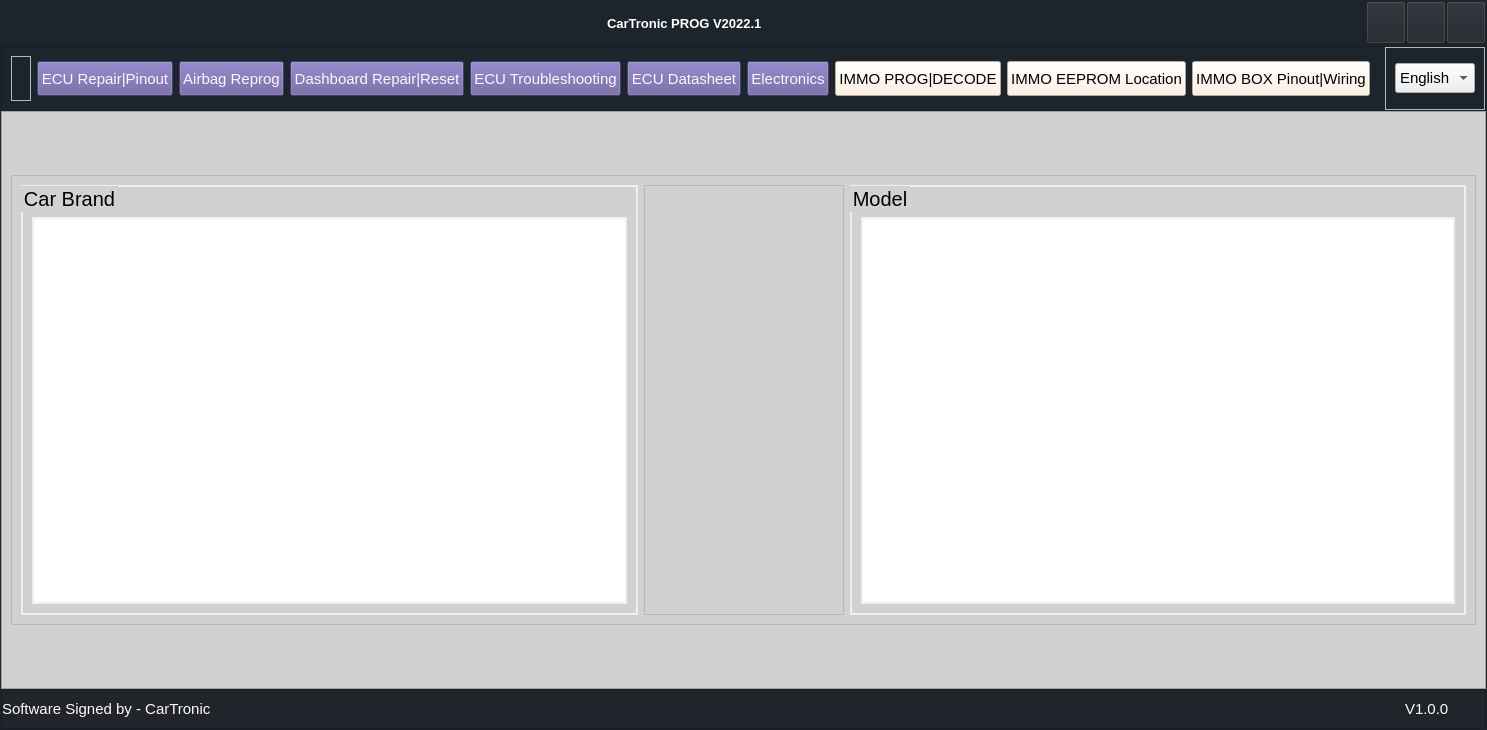
HanslettTheDev/Book_Store_pyqt5, file base.ui: the form before one commit.
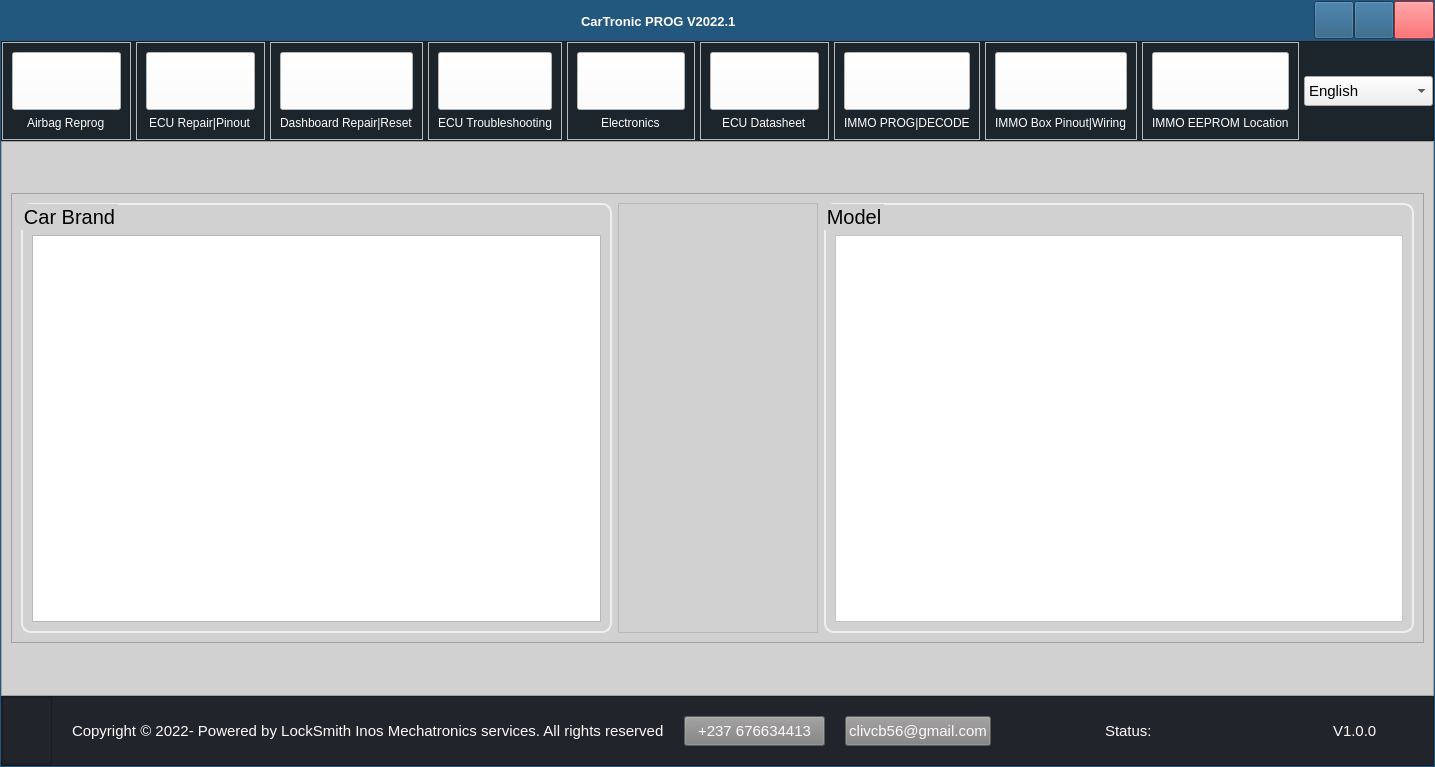
The form after the commit. Icons and pictures are not drawn.

```diff
--- a/base.ui
+++ b/base.ui
@@ -6,8 +6,8 @@
    <rect>
     <x>0</x>
     <y>0</y>
-    <width>1399</width>
-    <height>730</height>
+    <width>1435</width>
+    <height>767</height>
    </rect>
   </property>
   <property name="windowTitle">
@@ -40,7 +40,7 @@
       </property>
       <property name="styleSheet">
        <string notr="true">#frame_main {
-border: 1px solid #1c242c;
+border: 1px solid #22577E;
 }</string>
       </property>
       <property name="frameShape">
@@ -70,12 +70,12 @@
          <property name="maximumSize">
           <size>
            <width>16777215</width>
-           <height>45</height>
+           <height>40</height>
           </size>
          </property>
          <property name="styleSheet">
-          <string notr="true">background: #041C32;
-</string>
+          <string notr="true">background-color: #4D77FF;
+color: white;</string>
          </property>
          <property name="frameShape">
           <enum>QFrame::NoFrame</enum>
@@ -110,11 +110,11 @@
             <property name="maximumSize">
              <size>
               <width>16777215</width>
-              <height>50</height>
+              <height>40</height>
              </size>
             </property>
             <property name="styleSheet">
-             <string notr="true">background-color: rgba(33, 37, 43, 150);</string>
+             <string notr="true">background-color: #22577E;</string>
             </property>
             <property name="frameShape">
              <enum>QFrame::NoFrame</enum>
@@ -147,8 +147,7 @@
                 </size>
                </property>
                <property name="styleSheet">
-                <string notr="true">color:white;
-</string>
+                <string notr="true"/>
                </property>
                <property name="frameShape">
                 <enum>QFrame::NoFrame</enum>
@@ -183,7 +182,7 @@
                    </font>
                   </property>
                   <property name="styleSheet">
-                   <string notr="true">background: transparent;
+                   <string notr="true">background: none;
 margin-left: 5px;</string>
                   </property>
                   <property name="text">
@@ -298,8 +297,15 @@
                    <number>1000</number>
                   </property>
                   <property name="styleSheet">
-                   <string notr="true">text-align: center;
-margin-bottom: 2px;</string>
+                   <string notr="true">#close_button {
+text-align: center;
+margin-bottom: 2px;
+background-color: rgb(255, 52, 55);
+}
+
+#close_button:hover {
+background-color: #F7E2E2;
+}</string>
                   </property>
                   <property name="text">
                    <string/>
@@ -320,13 +326,13 @@
          <property name="minimumSize">
           <size>
            <width>0</width>
-           <height>65</height>
+           <height>50</height>
           </size>
          </property>
          <property name="maximumSize">
           <size>
            <width>16777215</width>
-           <height>65</height>
+           <height>100</height>
           </size>
          </property>
          <property name="cursor">
@@ -336,15 +342,17 @@
           <string notr="true">#frame_top {
 color: white;
 background: #1c242c;
-font-size: 15px;
 }
 QPushButton {
-background-color: rgb(98, 88, 153);
-color: rgb(255, 244, 251);
+background-color: white;
 font-size: 15px;
 }
 QPushButton:hover {
-background-color: #F8485E;
+background-color: #F0E5CF;
+}
+QLabel {
+color: white;
+font-size: 12px;
 }</string>
          </property>
          <property name="frameShape">
@@ -353,7 +361,10 @@
          <property name="frameShadow">
           <enum>QFrame::Raised</enum>
          </property>
-         <layout class="QHBoxLayout" name="horizontalLayout_4">
+         <layout class="QHBoxLayout" name="horizontalLayout_6">
+          <property name="spacing">
+           <number>5</number>
+          </property>
           <property name="leftMargin">
            <number>0</number>
           </property>
@@ -367,60 +378,18 @@
            <number>0</number>
           </property>
           <item>
-           <widget class="QFrame" name="frame_btn">
-            <property name="styleSheet">
-             <string notr="true"/>
+           <widget class="QFrame" name="frame">
+            <property name="frameShape">
+             <enum>QFrame::StyledPanel</enum>
             </property>
-            <layout class="QHBoxLayout" name="horizontalLayout_3">
-             <item>
-              <widget class="QFrame" name="frame_left">
-               <property name="maximumSize">
-                <size>
-                 <width>300</width>
-                 <height>16777215</height>
-                </size>
-               </property>
-               <property name="frameShape">
-                <enum>QFrame::StyledPanel</enum>
-               </property>
-               <property name="frameShadow">
-                <enum>QFrame::Raised</enum>
-               </property>
-               <layout class="QHBoxLayout" name="horizontalLayout_6"/>
-              </widget>
-             </item>
-             <item>
-              <widget class="QPushButton" name="button_14">
-               <property name="sizePolicy">
-                <sizepolicy hsizetype="Expanding" vsizetype="Maximum">
-                 <horstretch>0</horstretch>
-                 <verstretch>0</verstretch>
-                </sizepolicy>
-               </property>
-               <property name="minimumSize">
-                <size>
-                 <width>0</width>
-                 <height>30</height>
-                </size>
-               </property>
-               <property name="maximumSize">
-                <size>
-                 <width>16777215</width>
-                 <height>35</height>
-                </size>
-               </property>
-               <property name="styleSheet">
-                <string notr="true"/>
-               </property>
-               <property name="text">
-                <string>ECU Repair|Pinout</string>
-               </property>
-              </widget>
-             </item>
+            <property name="frameShadow">
+             <enum>QFrame::Raised</enum>
+            </property>
+            <layout class="QVBoxLayout" name="verticalLayout_6">
              <item>
               <widget class="QPushButton" name="button_12">
                <property name="sizePolicy">
-                <sizepolicy hsizetype="Expanding" vsizetype="Maximum">
+                <sizepolicy hsizetype="Preferred" vsizetype="Expanding">
                  <horstretch>0</horstretch>
                  <verstretch>0</verstretch>
                 </sizepolicy>
@@ -428,27 +397,114 @@
                <property name="minimumSize">
                 <size>
                  <width>0</width>
-                 <height>30</height>
+                 <height>0</height>
                 </size>
                </property>
                <property name="maximumSize">
                 <size>
                  <width>16777215</width>
-                 <height>35</height>
+                 <height>16777215</height>
                 </size>
                </property>
-               <property name="styleSheet">
-                <string notr="true"/>
+               <property name="toolTip">
+                <string>Airbag Reprog</string>
                </property>
                <property name="text">
+                <string/>
+               </property>
+               <property name="checkable">
+                <bool>true</bool>
+               </property>
+               <property name="checked">
+                <bool>false</bool>
+               </property>
+               <property name="flat">
+                <bool>false</bool>
+               </property>
+              </widget>
+             </item>
+             <item alignment="Qt::AlignHCenter">
+              <widget class="QLabel" name="label_4">
+               <property name="text">
                 <string>Airbag Reprog</string>
                </property>
               </widget>
              </item>
+            </layout>
+           </widget>
+          </item>
+          <item>
+           <widget class="QFrame" name="frame_6">
+            <property name="frameShape">
+             <enum>QFrame::StyledPanel</enum>
+            </property>
+            <property name="frameShadow">
+             <enum>QFrame::Raised</enum>
+            </property>
+            <layout class="QVBoxLayout" name="verticalLayout_7">
+             <item>
+              <widget class="QPushButton" name="button_14">
+               <property name="sizePolicy">
+                <sizepolicy hsizetype="Preferred" vsizetype="Expanding">
+                 <horstretch>0</horstretch>
+                 <verstretch>0</verstretch>
+                </sizepolicy>
+               </property>
+               <property name="minimumSize">
+                <size>
+                 <width>0</width>
+                 <height>0</height>
+                </size>
+               </property>
+               <property name="maximumSize">
+                <size>
+                 <width>16777215</width>
+                 <height>16777215</height>
+                </size>
+               </property>
+               <property name="toolTip">
+                <string>ECU Repair|Pinout</string>
+               </property>
+               <property name="toolTipDuration">
+                <number>2000</number>
+               </property>
+               <property name="text">
+                <string/>
+               </property>
+               <property name="checkable">
+                <bool>true</bool>
+               </property>
+               <property name="checked">
+                <bool>false</bool>
+               </property>
+               <property name="flat">
+                <bool>false</bool>
+               </property>
+              </widget>
+             </item>
+             <item alignment="Qt::AlignHCenter">
+              <widget class="QLabel" name="label_5">
+               <property name="text">
+                <string>ECU Repair|Pinout</string>
+               </property>
+              </widget>
+             </item>
+            </layout>
+           </widget>
+          </item>
+          <item>
+           <widget class="QFrame" name="frame_7">
+            <property name="frameShape">
+             <enum>QFrame::StyledPanel</enum>
+            </property>
+            <property name="frameShadow">
+             <enum>QFrame::Raised</enum>
+            </property>
+            <layout class="QVBoxLayout" name="verticalLayout_8">
              <item>
               <widget class="QPushButton" name="button_11">
                <property name="sizePolicy">
-                <sizepolicy hsizetype="Expanding" vsizetype="Maximum">
+                <sizepolicy hsizetype="Preferred" vsizetype="Expanding">
                  <horstretch>0</horstretch>
                  <verstretch>0</verstretch>
                 </sizepolicy>
@@ -456,65 +512,117 @@
                <property name="minimumSize">
                 <size>
                  <width>0</width>
-                 <height>30</height>
+                 <height>0</height>
                 </size>
                </property>
                <property name="maximumSize">
                 <size>
                  <width>16777215</width>
-                 <height>35</height>
+                 <height>16777215</height>
                 </size>
                </property>
-               <property name="styleSheet">
-                <string notr="true"/>
+               <property name="toolTip">
+                <string>Dashboard Repair and Reset</string>
                </property>
+               <property name="toolTipDuration">
+                <number>2000</number>
+               </property>
+               <property name="text">
+                <string/>
+               </property>
+               <property name="checkable">
+                <bool>true</bool>
+               </property>
+               <property name="checked">
+                <bool>false</bool>
+               </property>
+               <property name="flat">
+                <bool>false</bool>
+               </property>
+              </widget>
+             </item>
+             <item alignment="Qt::AlignHCenter">
+              <widget class="QLabel" name="label_6">
                <property name="text">
                 <string>Dashboard Repair|Reset</string>
                </property>
               </widget>
              </item>
+            </layout>
+           </widget>
+          </item>
+          <item>
+           <widget class="QFrame" name="frame_8">
+            <property name="frameShape">
+             <enum>QFrame::StyledPanel</enum>
+            </property>
+            <property name="frameShadow">
+             <enum>QFrame::Raised</enum>
+            </property>
+            <layout class="QVBoxLayout" name="verticalLayout_9">
              <item>
               <widget class="QPushButton" name="button_16">
                <property name="sizePolicy">
-                <sizepolicy hsizetype="Expanding" vsizetype="Maximum">
+                <sizepolicy hsizetype="Preferred" vsizetype="Expanding">
                  <horstretch>0</horstretch>
                  <verstretch>0</verstretch>
                 </sizepolicy>
                </property>
+               <property name="minimumSize">
+                <size>
+                 <width>0</width>
+                 <height>0</height>
+                </size>
+               </property>
                <property name="maximumSize">
                 <size>
                  <width>16777215</width>
-                 <height>35</height>
+                 <height>16777215</height>
                 </size>
                </property>
-               <property name="text">
+               <property name="toolTip">
                 <string>ECU Troubleshooting</string>
                </property>
-              </widget>
-             </item>
-             <item>
-              <widget class="QPushButton" name="button_17">
-               <property name="sizePolicy">
-                <sizepolicy hsizetype="Expanding" vsizetype="Maximum">
-                 <horstretch>0</horstretch>
-                 <verstretch>0</verstretch>
-                </sizepolicy>
+               <property name="toolTipDuration">
+                <number>2000</number>
                </property>
-               <property name="maximumSize">
-                <size>
-                 <width>16777215</width>
-                 <height>35</height>
-                </size>
+               <property name="text">
+                <string/>
                </property>
+               <property name="checkable">
+                <bool>true</bool>
+               </property>
+               <property name="checked">
+                <bool>false</bool>
+               </property>
+               <property name="flat">
+                <bool>false</bool>
+               </property>
+              </widget>
+             </item>
+             <item alignment="Qt::AlignHCenter">
+              <widget class="QLabel" name="label_7">
                <property name="text">
-                <string>ECU Datasheet</string>
+                <string>ECU Troubleshooting</string>
                </property>
               </widget>
              </item>
+            </layout>
+           </widget>
+          </item>
+          <item>
+           <widget class="QFrame" name="frame_11">
+            <property name="frameShape">
+             <enum>QFrame::StyledPanel</enum>
+            </property>
+            <property name="frameShadow">
+             <enum>QFrame::Raised</enum>
+            </property>
+            <layout class="QVBoxLayout" name="verticalLayout_13">
              <item>
               <widget class="QPushButton" name="button_9">
                <property name="sizePolicy">
-                <sizepolicy hsizetype="Expanding" vsizetype="Maximum">
+                <sizepolicy hsizetype="Preferred" vsizetype="Expanding">
                  <horstretch>0</horstretch>
                  <verstretch>0</verstretch>
                 </sizepolicy>
@@ -522,27 +630,114 @@
                <property name="minimumSize">
                 <size>
                  <width>0</width>
-                 <height>30</height>
+                 <height>0</height>
                 </size>
                </property>
                <property name="maximumSize">
                 <size>
                  <width>16777215</width>
-                 <height>35</height>
+                 <height>16777215</height>
                 </size>
                </property>
-               <property name="styleSheet">
-                <string notr="true"/>
+               <property name="toolTip">
+                <string>Electronics</string>
                </property>
                <property name="text">
+                <string/>
+               </property>
+               <property name="checkable">
+                <bool>true</bool>
+               </property>
+               <property name="checked">
+                <bool>false</bool>
+               </property>
+               <property name="flat">
+                <bool>false</bool>
+               </property>
+              </widget>
+             </item>
+             <item alignment="Qt::AlignHCenter">
+              <widget class="QLabel" name="label_8">
+               <property name="text">
                 <string>Electronics</string>
                </property>
               </widget>
              </item>
+            </layout>
+           </widget>
+          </item>
+          <item>
+           <widget class="QFrame" name="frame_12">
+            <property name="frameShape">
+             <enum>QFrame::StyledPanel</enum>
+            </property>
+            <property name="frameShadow">
+             <enum>QFrame::Raised</enum>
+            </property>
+            <layout class="QVBoxLayout" name="verticalLayout_14">
+             <item>
+              <widget class="QPushButton" name="button_17">
+               <property name="sizePolicy">
+                <sizepolicy hsizetype="Preferred" vsizetype="Expanding">
+                 <horstretch>0</horstretch>
+                 <verstretch>0</verstretch>
+                </sizepolicy>
+               </property>
+               <property name="minimumSize">
+                <size>
+                 <width>0</width>
+                 <height>0</height>
+                </size>
+               </property>
+               <property name="maximumSize">
+                <size>
+                 <width>16777215</width>
+                 <height>16777215</height>
+                </size>
+               </property>
+               <property name="toolTip">
+                <string>ECU Datasheet</string>
+               </property>
+               <property name="toolTipDuration">
+                <number>2000</number>
+               </property>
+               <property name="text">
+                <string/>
+               </property>
+               <property name="checkable">
+                <bool>true</bool>
+               </property>
+               <property name="checked">
+                <bool>false</bool>
+               </property>
+               <property name="flat">
+                <bool>false</bool>
+               </property>
+              </widget>
+             </item>
+             <item alignment="Qt::AlignHCenter">
+              <widget class="QLabel" name="label_9">
+               <property name="text">
+                <string>ECU Datasheet</string>
+               </property>
+              </widget>
+             </item>
+            </layout>
+           </widget>
+          </item>
+          <item>
+           <widget class="QFrame" name="frame_9">
+            <property name="frameShape">
+             <enum>QFrame::StyledPanel</enum>
+            </property>
+            <property name="frameShadow">
+             <enum>QFrame::Raised</enum>
+            </property>
+            <layout class="QVBoxLayout" name="verticalLayout_11">
              <item>
               <widget class="QPushButton" name="button_15">
                <property name="sizePolicy">
-                <sizepolicy hsizetype="Expanding" vsizetype="Maximum">
+                <sizepolicy hsizetype="Preferred" vsizetype="Expanding">
                  <horstretch>0</horstretch>
                  <verstretch>0</verstretch>
                 </sizepolicy>
@@ -550,34 +745,117 @@
                <property name="minimumSize">
                 <size>
                  <width>0</width>
-                 <height>30</height>
+                 <height>0</height>
                 </size>
                </property>
                <property name="maximumSize">
                 <size>
                  <width>16777215</width>
-                 <height>35</height>
+                 <height>16777215</height>
                 </size>
                </property>
-               <property name="styleSheet">
-                <string notr="true">#button_15 {
-background-color: #FFEDDB;
-color: black;
-}
-#button_15:hover {
-background-color: #F8485E;
-color: white;
-}</string>
+               <property name="toolTip">
+                <string>Immobilizer Prog|Decode</string>
                </property>
+               <property name="toolTipDuration">
+                <number>2000</number>
+               </property>
+               <property name="text">
+                <string/>
+               </property>
+               <property name="checkable">
+                <bool>true</bool>
+               </property>
+               <property name="checked">
+                <bool>false</bool>
+               </property>
+               <property name="flat">
+                <bool>false</bool>
+               </property>
+              </widget>
+             </item>
+             <item alignment="Qt::AlignHCenter">
+              <widget class="QLabel" name="label_10">
                <property name="text">
                 <string>IMMO PROG|DECODE</string>
                </property>
               </widget>
              </item>
+            </layout>
+           </widget>
+          </item>
+          <item>
+           <widget class="QFrame" name="frame_13">
+            <property name="frameShape">
+             <enum>QFrame::StyledPanel</enum>
+            </property>
+            <property name="frameShadow">
+             <enum>QFrame::Raised</enum>
+            </property>
+            <layout class="QVBoxLayout" name="verticalLayout_10">
+             <item>
+              <widget class="QPushButton" name="button_13">
+               <property name="sizePolicy">
+                <sizepolicy hsizetype="Preferred" vsizetype="Expanding">
+                 <horstretch>0</horstretch>
+                 <verstretch>0</verstretch>
+                </sizepolicy>
+               </property>
+               <property name="minimumSize">
+                <size>
+                 <width>0</width>
+                 <height>0</height>
+                </size>
+               </property>
+               <property name="maximumSize">
+                <size>
+                 <width>16777215</width>
+                 <height>16777215</height>
+                </size>
+               </property>
+               <property name="toolTip">
+                <string>Immobilizer Box Pinout|Wiring</string>
+               </property>
+               <property name="toolTipDuration">
+                <number>2000</number>
+               </property>
+               <property name="text">
+                <string/>
+               </property>
+               <property name="checkable">
+                <bool>true</bool>
+               </property>
+               <property name="checked">
+                <bool>false</bool>
+               </property>
+               <property name="flat">
+                <bool>false</bool>
+               </property>
+              </widget>
+             </item>
+             <item alignment="Qt::AlignHCenter">
+              <widget class="QLabel" name="label_11">
+               <property name="text">
+                <string>IMMO Box Pinout|Wiring</string>
+               </property>
+              </widget>
+             </item>
+            </layout>
+           </widget>
+          </item>
+          <item>
+           <widget class="QFrame" name="frame_10">
+            <property name="frameShape">
+             <enum>QFrame::StyledPanel</enum>
+            </property>
+            <property name="frameShadow">
+             <enum>QFrame::Raised</enum>
+            </property>
+            <layout class="QVBoxLayout" name="verticalLayout_12">
              <item>
               <widget class="QPushButton" name="button_10">
                <property name="sizePolicy">
-                <sizepolicy hsizetype="Expanding" vsizetype="Maximum">
+                <sizepolicy hsizetype="Preferred" vsizetype="Expanding">
                  <horstretch>0</horstretch>
                  <verstretch>0</verstretch>
                 </sizepolicy>
@@ -585,118 +863,61 @@
                <property name="minimumSize">
                 <size>
                  <width>0</width>
-                 <height>30</height>
+                 <height>0</height>
                 </size>
                </property>
                <property name="maximumSize">
                 <size>
                  <width>16777215</width>
-                 <height>35</height>
+                 <height>16777215</height>
                 </size>
                </property>
-               <property name="styleSheet">
-                <string notr="true">#button_10 {
-background-color: #FFEDDB;
-color: black;
-}
-#button_10:hover {
-background-color: #F8485E;
-color: white;
-}</string>
+               <property name="toolTip">
+                <string>Immobilizer EEPROM Location</string>
                </property>
+               <property name="toolTipDuration">
+                <number>2000</number>
+               </property>
+               <property name="text">
+                <string/>
+               </property>
+               <property name="checkable">
+                <bool>true</bool>
+               </property>
+               <property name="checked">
+                <bool>false</bool>
+               </property>
+               <property name="flat">
+                <bool>false</bool>
+               </property>
+              </widget>
+             </item>
+             <item alignment="Qt::AlignHCenter">
+              <widget class="QLabel" name="label_12">
                <property name="text">
                 <string>IMMO EEPROM Location</string>
                </property>
               </widget>
              </item>
-             <item>
-              <widget class="QPushButton" name="button_13">
-               <property name="sizePolicy">
-                <sizepolicy hsizetype="Expanding" vsizetype="Maximum">
-                 <horstretch>0</horstretch>
-                 <verstretch>0</verstretch>
-                </sizepolicy>
-               </property>
-               <property name="minimumSize">
-                <size>
-                 <width>0</width>
-                 <height>30</height>
-                </size>
-               </property>
-               <property name="maximumSize">
-                <size>
-                 <width>16777215</width>
-                 <height>35</height>
-                </size>
-               </property>
-               <property name="styleSheet">
-                <string notr="true">#button_13 {
-background-color: #FFEDDB;
-color: black;
-}
-#button_13:hover {
-background-color: #F8485E;
-color: white;
-}</string>
-               </property>
-               <property name="text">
-                <string>IMMO BOX Pinout|Wiring</string>
-               </property>
-              </widget>
-             </item>
             </layout>
            </widget>
           </item>
           <item>
-           <widget class="QFrame" name="frame_right">
+           <widget class="QComboBox" name="comboBox">
             <property name="minimumSize">
              <size>
               <width>0</width>
-              <height>0</height>
+              <height>30</height>
              </size>
             </property>
-            <property name="maximumSize">
-             <size>
-              <width>100</width>
-              <height>16777215</height>
-             </size>
+            <property name="styleSheet">
+             <string notr="true">font-size: 15px;</string>
             </property>
-            <property name="frameShape">
-             <enum>QFrame::StyledPanel</enum>
-            </property>
-            <property name="frameShadow">
-             <enum>QFrame::Raised</enum>
-            </property>
-            <layout class="QHBoxLayout" name="horizontalLayout_7">
-             <item>
-              <widget class="QComboBox" name="comboBox">
-               <property name="minimumSize">
-                <size>
-                 <width>0</width>
-                 <height>30</height>
-                </size>
-               </property>
-               <property name="styleSheet">
-                <string notr="true">font-size: 15px;</string>
-               </property>
-               <item>
-                <property name="text">
-                 <string>English</string>
-                </property>
-               </item>
-               <item>
-                <property name="text">
-                 <string>French</string>
-                </property>
-               </item>
-               <item>
-                <property name="text">
-                 <string>Portugeuse</string>
-                </property>
-               </item>
-              </widget>
-             </item>
-            </layout>
+            <item>
+             <property name="text">
+              <string>English</string>
+             </property>
+            </item>
            </widget>
           </item>
          </layout>
@@ -710,6 +931,9 @@
 }
 QListView {
 background-color: white;
+}
+#view, #groupBox_2, #groupBox_3 {
+background-color: #D1D1D1;
 }</string>
          </property>
          <property name="frameShape">
@@ -753,7 +977,11 @@
                 </size>
                </property>
                <property name="styleSheet">
-                <string notr="true">border: 2px solid #EFEFEF;</string>
+                <string notr="true">#groupBox_3 {
+border: 2px solid #EFEFEF;
+background-color: #D1D1D1;
+border-radius: 10px;
+}</string>
                </property>
                <property name="title">
                 <string>Car Brand</string>
@@ -766,7 +994,14 @@
                  <number>30</number>
                 </property>
                 <item>
-                 <widget class="QTreeView" name="dropdown_tree"/>
+                 <widget class="QTreeView" name="dropdown_tree">
+                  <property name="iconSize">
+                   <size>
+                    <width>40</width>
+                    <height>40</height>
+                   </size>
+                  </property>
+                 </widget>
                 </item>
                </layout>
               </widget>
@@ -785,12 +1020,32 @@
                  <height>480</height>
                 </size>
                </property>
+               <property name="styleSheet">
+                <string notr="true">QPushButton {
+background-color: grey;
+color: white;
+}</string>
+               </property>
                <property name="frameShape">
                 <enum>QFrame::StyledPanel</enum>
                </property>
                <property name="frameShadow">
                 <enum>QFrame::Raised</enum>
                </property>
+               <layout class="QVBoxLayout" name="verticalLayout_15">
+                <property name="leftMargin">
+                 <number>0</number>
+                </property>
+                <property name="topMargin">
+                 <number>0</number>
+                </property>
+                <property name="rightMargin">
+                 <number>0</number>
+                </property>
+                <property name="bottomMargin">
+                 <number>0</number>
+                </property>
+               </layout>
               </widget>
              </item>
              <item>
@@ -802,7 +1057,11 @@
                 </size>
                </property>
                <property name="styleSheet">
-                <string notr="true">border: 2px solid #EFEFEF;</string>
+                <string notr="true">#groupBox_2 {
+border: 2px solid #EFEFEF;
+background-color: #D1D1D1;
+border-radius: 10px;
+}</string>
                </property>
                <property name="title">
                 <string>Model</string>
@@ -840,13 +1099,13 @@
          <property name="minimumSize">
           <size>
            <width>0</width>
-           <height>40</height>
+           <height>70</height>
           </size>
          </property>
          <property name="maximumSize">
           <size>
            <width>16777215</width>
-           <height>80</height>
+           <height>70</height>
           </size>
          </property>
          <property name="styleSheet">
@@ -862,7 +1121,7 @@
          </property>
          <layout class="QHBoxLayout" name="horizontalLayout_5">
           <property name="spacing">
-           <number>0</number>
+           <number>20</number>
           </property>
           <property name="leftMargin">
            <number>0</number>
@@ -876,6 +1135,61 @@
           <property name="bottomMargin">
            <number>0</number>
           </property>
+          <item>
+           <widget class="QFrame" name="frame_2">
+            <property name="maximumSize">
+             <size>
+              <width>50</width>
+              <height>16777215</height>
+             </size>
+            </property>
+            <property name="frameShape">
+             <enum>QFrame::StyledPanel</enum>
+            </property>
+            <property name="frameShadow">
+             <enum>QFrame::Raised</enum>
+            </property>
+            <layout class="QVBoxLayout" name="verticalLayout_16">
+             <property name="spacing">
+              <number>0</number>
+             </property>
+             <property name="leftMargin">
+              <number>0</number>
+             </property>
+             <property name="topMargin">
+              <number>0</number>
+             </property>
+             <property name="rightMargin">
+              <number>0</number>
+             </property>
+             <property name="bottomMargin">
+              <number>0</number>
+             </property>
+             <item>
+              <widget class="QPushButton" name="logo_button">
+               <property name="sizePolicy">
+                <sizepolicy hsizetype="Minimum" vsizetype="Expanding">
+                 <horstretch>0</horstretch>
+                 <verstretch>0</verstretch>
+                </sizepolicy>
+               </property>
+               <property name="styleSheet">
+                <string notr="true">border: none;</string>
+               </property>
+               <property name="text">
+                <string/>
+               </property>
+               <property name="iconSize">
+                <size>
+                 <width>50</width>
+                 <height>55</height>
+                </size>
+               </property>
+              </widget>
+             </item>
+            </layout>
+           </widget>
+          </item>
           <item>
            <widget class="QLabel" name="label_3">
             <property name="sizePolicy">
@@ -885,13 +1199,101 @@
              </sizepolicy>
             </property>
             <property name="text">
-             <string>Software Signed by - CarTronic</string>
+             <string>Copyright ©️ 2022- Powered by LockSmith Inos Mechatronics services. All rights reserved</string>
             </property>
             <property name="margin">
              <number>4</number>
             </property>
            </widget>
           </item>
+          <item>
+           <widget class="QPushButton" name="whatsapp_button">
+            <property name="minimumSize">
+             <size>
+              <width>0</width>
+              <height>30</height>
+             </size>
+            </property>
+            <property name="maximumSize">
+             <size>
+              <width>150</width>
+              <height>16777215</height>
+             </size>
+            </property>
+            <property name="accessibleName">
+             <string/>
+            </property>
+            <property name="styleSheet">
+             <string notr="true">background-color: gray;</string>
+            </property>
+            <property name="text">
+             <string>+237 676634413</string>
+            </property>
+           </widget>
+          </item>
+          <item>
+           <widget class="QPushButton" name="gmail_button">
+            <property name="minimumSize">
+             <size>
+              <width>0</width>
+              <height>30</height>
+             </size>
+            </property>
+            <property name="maximumSize">
+             <size>
+              <width>150</width>
+              <height>16777215</height>
+             </size>
+            </property>
+            <property name="accessibleName">
+             <string/>
+            </property>
+            <property name="styleSheet">
+             <string notr="true">background-color: gray;</string>
+            </property>
+            <property name="text">
+             <string>clivcb56@gmail.com</string>
+            </property>
+           </widget>
+          </item>
+          <item alignment="Qt::AlignRight">
+           <widget class="QLabel" name="book_status">
+            <property name="sizePolicy">
+             <sizepolicy hsizetype="Expanding" vsizetype="Preferred">
+              <horstretch>0</horstretch>
+              <verstretch>0</verstretch>
+             </sizepolicy>
+            </property>
+            <property name="minimumSize">
+             <size>
+              <width>0</width>
+              <height>0</height>
+             </size>
+            </property>
+            <property name="maximumSize">
+             <size>
+              <width>16777215</width>
+              <height>16777215</height>
+             </size>
+            </property>
+            <property name="text">
+             <string>Status:</string>
+            </property>
+           </widget>
+          </item>
+          <item>
+           <widget class="QLabel" name="message">
+            <property name="focusPolicy">
+             <enum>Qt::StrongFocus</enum>
+            </property>
+            <property name="styleSheet">
+             <string notr="true">color: #49FF00;</string>
+            </property>
+            <property name="text">
+             <string/>
+            </property>
+           </widget>
+          </item>
           <item>
            <widget class="QLabel" name="label_2">
             <property name="sizePolicy">
```
Left out of the diff: 22 changed lines with no effect on the pictures.
